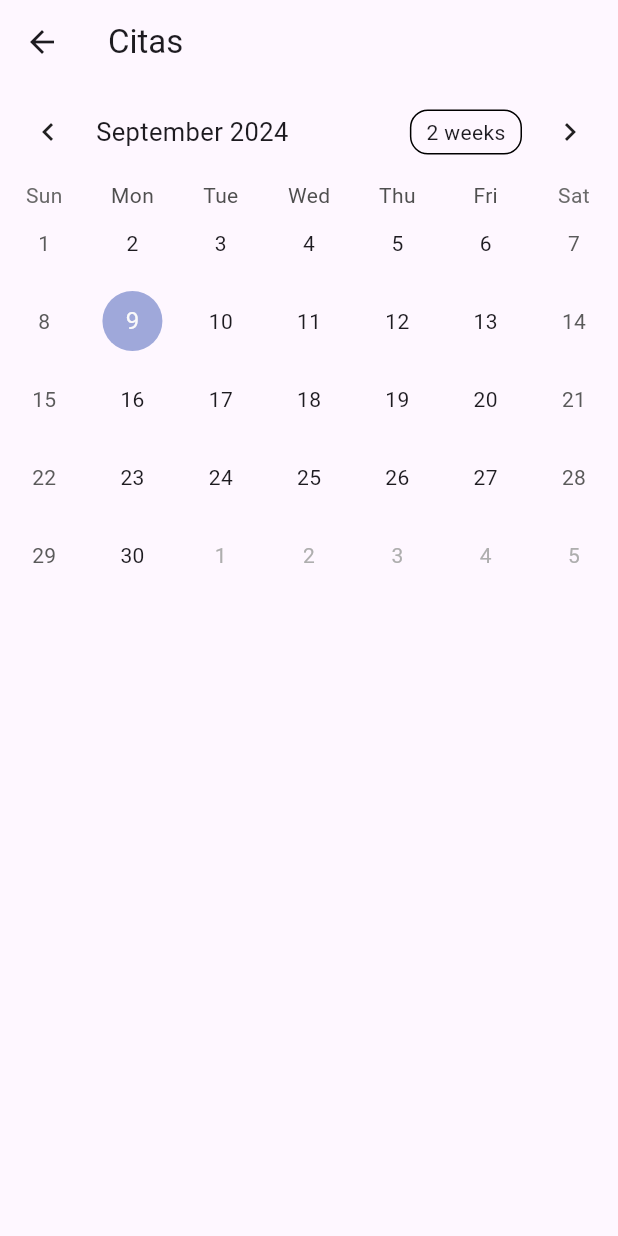
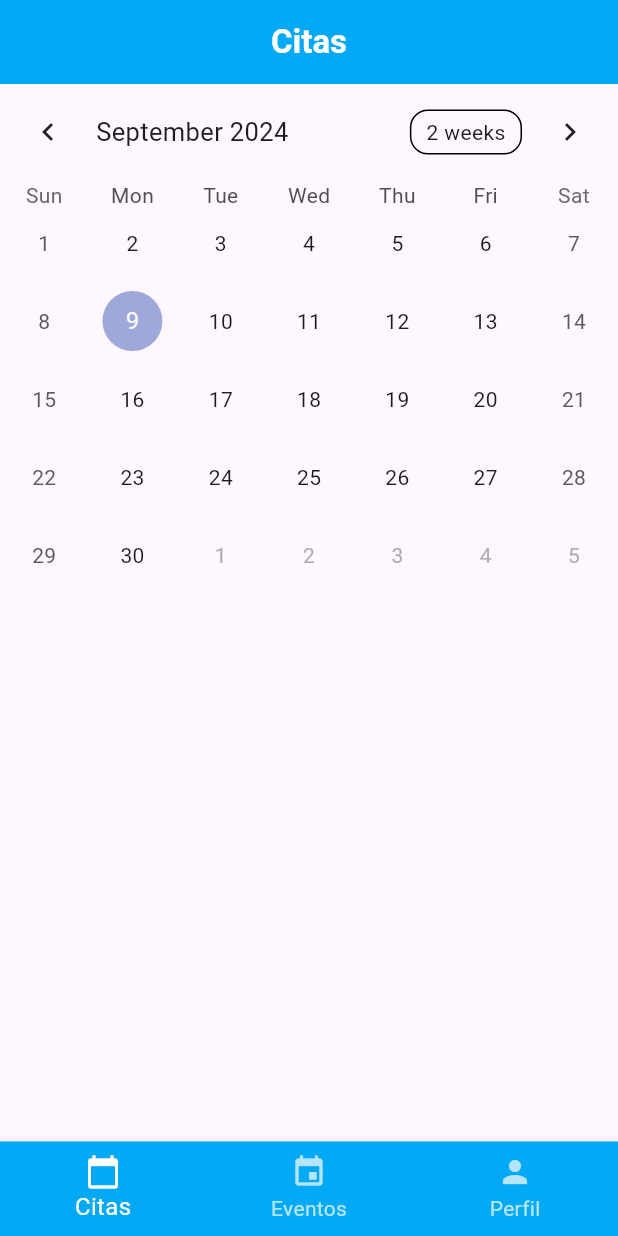
Before and after one commit to Vraamdom/VidaKids---Movil, a Flutter app: the CitasPage screen opened by its route, on a phone screen of 412 x 824 dp. Run offline on Flutter 3.47's test engine with Material 3 defaults, Android fonts, the light colour scheme and no system bars; drawn by our look-alikes of table_calendar; network calls fail.

Commit message:
arreglos moveil se agrega lo del perfil

```diff
--- a/lib/citas.dart
+++ b/lib/citas.dart
@@ -2,6 +2,7 @@ import 'package:flutter/material.dart';
 import 'package:table_calendar/table_calendar.dart';
 import 'package:http/http.dart' as http;
 import 'dart:convert';
+import 'menu_footer.dart'; // Importa el footer
 
 class CitasPage extends StatefulWidget {
   @override
@@ -13,6 +14,7 @@ class _CitasPageState extends State<CitasPage> {
   DateTime _focusedDay = DateTime.now();
   DateTime? _selectedDay;
   Map<DateTime, List<dynamic>> _citas = {};
+  int _selectedIndex = 0; // Índice para la página de Citas
 
   @override
   void initState() {
@@ -53,7 +55,16 @@ class _CitasPageState extends State<CitasPage> {
   Widget build(BuildContext context) {
     return Scaffold(
       appBar: AppBar(
-        title: Text('Citas'),
+        title: Text(
+          'Citas',
+          style: TextStyle(
+            color: Colors.white, // Texto del título en blanco
+            fontWeight: FontWeight.bold, // Texto en negrita
+          ),
+        ),
+        backgroundColor: Colors.lightBlue, // Mismo color de fondo que en eventos
+        centerTitle: true, // Centrar el título
+        automaticallyImplyLeading: false, // Oculta la flecha de retroceso
       ),
       body: Column(
         children: [
@@ -100,6 +111,9 @@ class _CitasPageState extends State<CitasPage> {
           ),
         ],
       ),
+      bottomNavigationBar: MenuFooter(
+        currentIndex: _selectedIndex, // Asigna el índice de la página de Citas
+      ),
     );
   }
 }
--- a/lib/main.dart
+++ b/lib/main.dart
@@ -1,8 +1,10 @@
 import 'package:flutter/material.dart';
 import 'package:intl/date_symbol_data_local.dart';
+import 'package:vidakids_movil/perfil.dart';
 import 'citas.dart';
 import 'eventos.dart';
 import 'citas_del_dia.dart';
+import 'eventos_del_dia.dart';
 
 void main() {
   initializeDateFormatting().then((_) => runApp(MyApp()));
@@ -23,6 +25,9 @@ class MyApp extends StatelessWidget {
         '/citas': (context) => CitasPage(),
         '/eventos': (context) => EventosPage(),
         '/citas-del-dia': (context) => CitasDelDiaPage(),
+        '/perfil': (context) => PerfilPage(),
+        '/eventos_del_dia': (context) => EventosDelDiaPage(),
+        '/main': (context) => StartPage(),
       },
     );
   }
--- /dev/null
+++ b/lib/menu_footer.dart
@@ -0,0 +1,61 @@
+import 'package:flutter/material.dart';
+
+class MenuFooter extends StatelessWidget {
+  final int currentIndex;
+
+  MenuFooter({required this.currentIndex});
+
+  void _onItemTapped(int index, BuildContext context) {
+    // Navegación a las diferentes páginas según el índice
+    switch (index) {
+      case 0:
+        Navigator.pushNamed(context, '/citas');
+        break;
+      case 1:
+        Navigator.pushNamed(context, '/eventos');
+        break;
+      case 2:
+        Navigator.pushNamed(context, '/perfil');
+        break;
+    }
+  }
+
+  @override
+  Widget build(BuildContext context) {
+    return BottomNavigationBar(
+      currentIndex: currentIndex,
+      onTap: (index) {
+        _onItemTapped(index, context); // Navegación al presionar un ítem
+      },
+      backgroundColor: Colors.lightBlue, // Fondo azul para que coincida con el navbar
+      selectedItemColor: Colors.white, // Color blanco para el ítem seleccionado
+      unselectedItemColor: Colors.white70, // Color más claro para los ítems no seleccionados
+      selectedFontSize: 16.0, // Tamaño de texto mayor para el ítem seleccionado
+      unselectedFontSize: 14.0, // Tamaño de texto menor para los no seleccionados
+      showUnselectedLabels: true, // Mostrar etiquetas en los ítems no seleccionados
+      items: [
+        BottomNavigationBarItem(
+          icon: Icon(
+            Icons.calendar_today,
+            color: currentIndex == 0 ? Colors.white : Colors.white70, // Icono blanco si está seleccionado
+          ),
+          label: 'Citas',
+        ),
+        BottomNavigationBarItem(
+          icon: Icon(
+            Icons.event,
+            color: currentIndex == 1 ? Colors.white : Colors.white70, // Icono blanco si está seleccionado
+          ),
+          label: 'Eventos',
+        ),
+        BottomNavigationBarItem(
+          icon: Icon(
+            Icons.person,
+            color: currentIndex == 2 ? Colors.white : Colors.white70, // Icono blanco si está seleccionado
+          ),
+          label: 'Perfil',
+        ),
+      ],
+    );
+  }
+}
```
Also changed, not shown: lib/eventos.dart (+40 -78 lines), lib/eventos_del_dia.dart (added, +78 -0 lines), lib/perfil.dart (added, +148 -0 lines).
